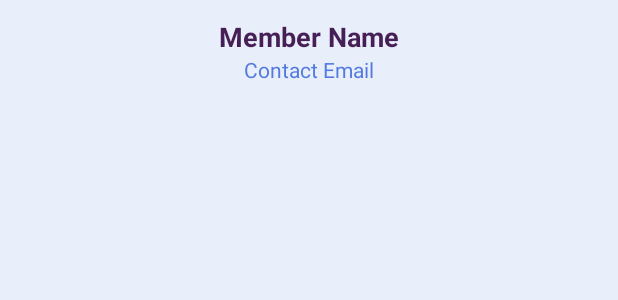
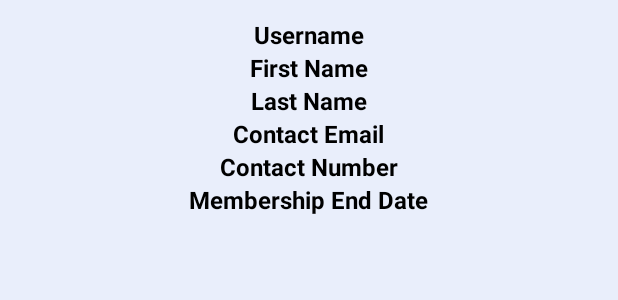
Before and after one commit to ReubenBnsn/BiblioTech, an Android app: the layout item_member.xml on its own in the app's theme, with its tools: preview values and no code run, on a phone screen of 412 x 824 dp. Shown: the top 300 px of the screen. Run offline under Robolectric (Android 15) with nearby library versions, the phone set to English and light mode, and no system bars.

Commit message:
Added API Connection (took forever) - works for getAllMembers()

```diff
--- /dev/null
+++ b/Assessment_2/app/src/main/java/com/example/bibliotech/Constants.java
@@ -0,0 +1,6 @@
+package com.example.bibliotech;
+
+public class Constants {
+    public static final String BASE_URL = "http://10.240.72.69/comp2000/library/";
+
+}
--- a/Assessment_2/app/src/main/res/layout/item_member.xml
+++ b/Assessment_2/app/src/main/res/layout/item_member.xml
@@ -8,23 +8,66 @@
 
     > <!-- android:background="@drawable/book_item_bg" ADD LATER -->
 
-    <!-- Member Name! -->
+    <!-- Username -->
     <TextView
-        android:id="@+id/memberName"
+        android:id="@+id/textUsername"
         android:layout_width="wrap_content"
         android:layout_height="wrap_content"
-        android:text="@string/member_name"
-        android:textSize="18sp"
+        android:text="@string/username"
         android:textStyle="bold"
-        android:textColor="#451F55" />
+        android:textSize="16sp"
+        android:textColor="#000000" />
 
-    <!-- Contact Email! -->
+    <!-- First Name! -->
     <TextView
-        android:id="@+id/contactEmail"
+        android:id="@+id/firstName"
+        android:layout_width="wrap_content"
+        android:layout_height="wrap_content"
+        android:text="@string/first_name"
+        android:textSize="16sp"
+        android:textStyle="bold"
+        android:textColor="#000000" />
+
+    <!-- Last Name! -->
+    <TextView
+        android:id="@+id/lastName"
+        android:layout_width="wrap_content"
+        android:layout_height="wrap_content"
+        android:text="@string/last_name"
+        android:textSize="16sp"
+        android:textStyle="bold"
+        android:textColor="#000000" />
+
+    <!-- Email! -->
+    <TextView
+        android:id="@+id/email"
         android:layout_width="wrap_content"
         android:layout_height="wrap_content"
         android:text="@string/contact_email"
-        android:textSize="14sp"
-        android:textColor="#537BDF" />
+        android:textSize="16sp"
+        android:textStyle="bold"
+        android:textColor="#000000" />
+
+    <!-- Contact (Number)! -->
+    <TextView
+        android:id="@+id/contact"
+        android:layout_width="wrap_content"
+        android:layout_height="wrap_content"
+        android:text="@string/contact_number"
+        android:textSize="16sp"
+        android:textStyle="bold"
+        android:textColor="#000000" />
+
+    <!-- Membership End Date! -->
+    <TextView
+        android:id="@+id/membership_end_date"
+        android:layout_width="wrap_content"
+        android:layout_height="wrap_content"
+        android:text="@string/membership_end_date"
+        android:textSize="16sp"
+        android:textStyle="bold"
+        android:textColor="#000000"
+    />
+
 
 </LinearLayout>
--- a/Assessment_2/app/src/main/res/values/strings.xml
+++ b/Assessment_2/app/src/main/res/values/strings.xml
@@ -50,4 +50,9 @@
     <string name="title">Title</string>
     <string name="book_borrower">Book Borrower</string>
     <string name="delete_book">Delete Book</string>
+    <string name="first_name">First Name</string>
+    <string name="username">Username</string>
+    <string name="last_name">Last Name</string>
+    <string name="contact_number">Contact Number</string>
+    <string name="membership_end_date">Membership End Date</string>
 </resources>
--- /dev/null
+++ b/Assessment_2/app/src/main/res/xml/network_security_config.xml
@@ -0,0 +1,6 @@
+<?xml version="1.0" encoding="utf-8"?>
+<network-security-config>
+    <domain-config cleartextTrafficPermitted="true">
+        <domain includeSubdomains="true">10.240.72.69</domain>
+    </domain-config>
+</network-security-config>
```
Also changed, not shown: Assessment_2/app/build.gradle (+9 -0 lines), Assessment_2/app/src/main/AndroidManifest.xml (+7 -0 lines), Assessment_2/app/src/main/java/com/example/bibliotech/MemberAdapter.java (added, +89 -0 lines), Assessment_2/app/src/main/java/com/example/bibliotech/StaffManageMembersActivity.java (+87 -1 lines), Assessment_2/app/src/main/java/com/example/bibliotech/api/APIClient.java (added, +34 -0 lines), Assessment_2/app/src/main/java/com/example/bibliotech/api/LibraryAPI.java (added, +13 -0 lines), Assessment_2/app/src/main/java/com/example/bibliotech/data/AppDatabase.java (+5 -2 lines), Assessment_2/app/src/main/java/com/example/bibliotech/data/Member.java (added, +58 -0 lines), Assessment_2/app/src/main/java/com/example/bibliotech/data/MemberDao.java (added, +39 -0 lines).
